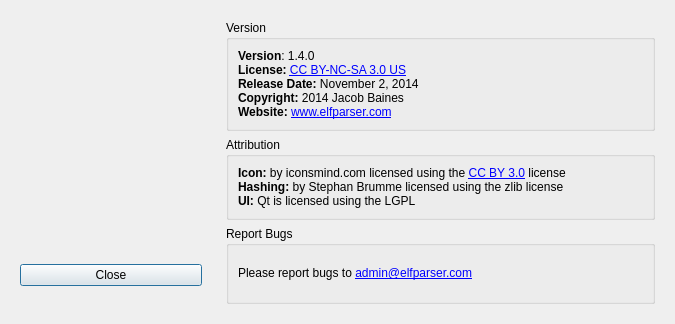
jandress/shelf, file src/ui/about.ui: the form before one commit.
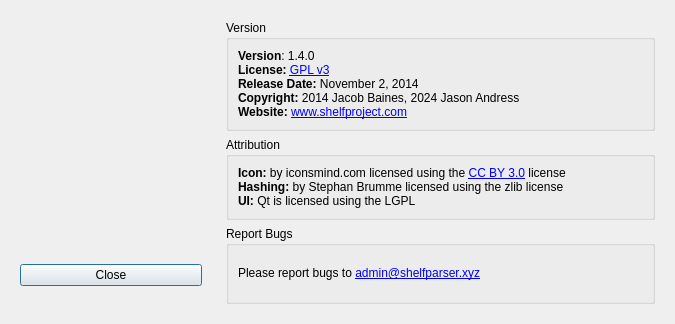
The form after the commit.

Commit message: Updates to licenses and domain

```diff
--- a/src/ui/about.ui
+++ b/src/ui/about.ui
@@ -118,7 +118,7 @@
          <item>
           <widget class="QLabel" name="label">
            <property name="text">
-            <string>&lt;html&gt;&lt;head/&gt;&lt;body&gt;&lt;p&gt;&lt;span style=&quot; font-weight:600;&quot;&gt;Version&lt;/span&gt;: 1.4.0&lt;br/&gt;&lt;span style=&quot; font-weight:600;&quot;&gt;License: &lt;/span&gt;&lt;a href=&quot;https://creativecommons.org/licenses/by-nc-sa/3.0/us/&quot;&gt;&lt;span style=&quot; text-decoration: underline; color:#0000ff;&quot;&gt;CC BY-NC-SA 3.0 US&lt;/span&gt;&lt;/a&gt;&lt;br/&gt;&lt;span style=&quot; font-weight:600;&quot;&gt;Release Date:&lt;/span&gt; November 2, 2014&lt;br/&gt;&lt;span style=&quot; font-weight:600;&quot;&gt;Copyright: &lt;/span&gt;2014 Jacob Baines&lt;br/&gt;&lt;span style=&quot; font-weight:600;&quot;&gt;Website: &lt;/span&gt;&lt;a href=&quot;http://www.elfparser.com&quot;&gt;&lt;span style=&quot; text-decoration: underline; color:#0000ff;&quot;&gt;www.elfparser.com&lt;/span&gt;&lt;/a&gt;&lt;/p&gt;&lt;/body&gt;&lt;/html&gt;</string>
+            <string>&lt;html&gt;&lt;head/&gt;&lt;body&gt;&lt;p&gt;&lt;span style=&quot; font-weight:600;&quot;&gt;Version&lt;/span&gt;: 1.4.0&lt;br/&gt;&lt;span style=&quot; font-weight:600;&quot;&gt;License: &lt;/span&gt;&lt;a href=&quot;https://www.gnu.org/licenses/gpl-3.0.html&quot;&gt;&lt;span style=&quot; text-decoration: underline; color:#0000ff;&quot;&gt;GPL v3&lt;/span&gt;&lt;/a&gt;&lt;br/&gt;&lt;span style=&quot; font-weight:600;&quot;&gt;Release Date:&lt;/span&gt; November 2, 2014&lt;br/&gt;&lt;span style=&quot; font-weight:600;&quot;&gt;Copyright: &lt;/span&gt;2014 Jacob Baines, 2024 Jason Andress&lt;br/&gt;&lt;span style=&quot; font-weight:600;&quot;&gt;Website: &lt;/span&gt;&lt;a href=&quot;http://shelfparser.xyz&quot;&gt;&lt;span style=&quot; text-decoration: underline; color:#0000ff;&quot;&gt;www.shelfproject.com&lt;/span&gt;&lt;/a&gt;&lt;/p&gt;&lt;/body&gt;&lt;/html&gt;</string>
            </property>
           </widget>
          </item>
@@ -150,7 +150,7 @@
          <item>
           <widget class="QLabel" name="label_3">
            <property name="text">
-            <string>&lt;html&gt;&lt;head/&gt;&lt;body&gt;&lt;p&gt;Please report bugs to &lt;a href=&quot;admin@elfparser.com&quot;&gt;&lt;span style=&quot; text-decoration: underline; color:#0000ff;&quot;&gt;admin@elfparser.com&lt;/span&gt;&lt;/a&gt;&lt;/p&gt;&lt;/body&gt;&lt;/html&gt;</string>
+            <string>&lt;html&gt;&lt;head/&gt;&lt;body&gt;&lt;p&gt;Please report bugs to &lt;a href=&quot;admin@shelfparser.xyz&quot;&gt;&lt;span style=&quot; text-decoration: underline; color:#0000ff;&quot;&gt;admin@shelfparser.xyz&lt;/span&gt;&lt;/a&gt;&lt;/p&gt;&lt;/body&gt;&lt;/html&gt;</string>
            </property>
           </widget>
          </item>
```
The commit also changes 2 other files.
